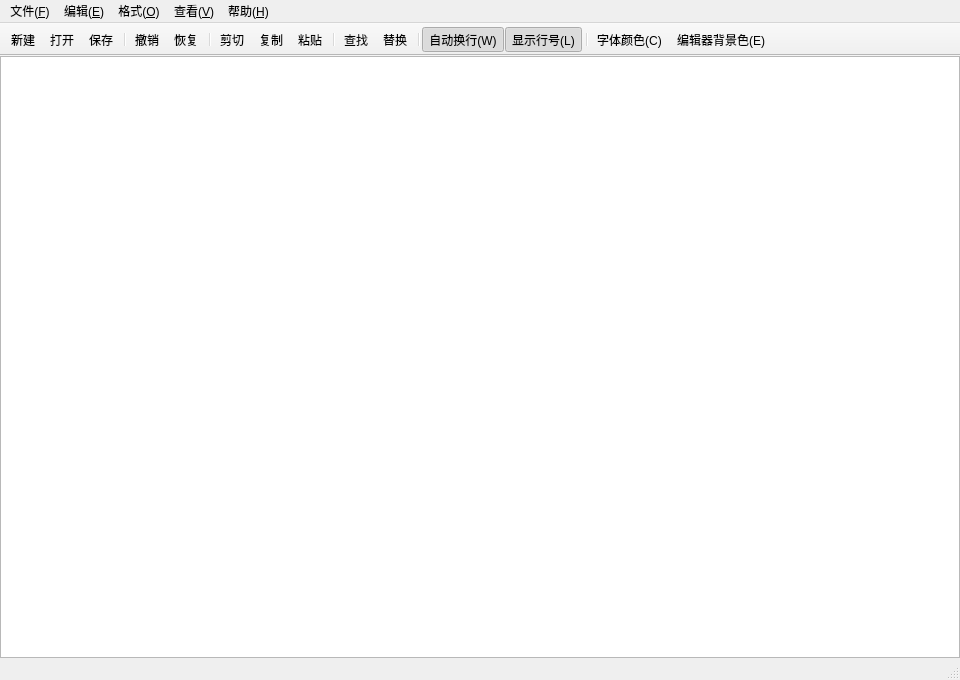
This is mainwindow.ui in 1aw-k/QT2 as Qt 5 draws it before an edit. The edited form follows.
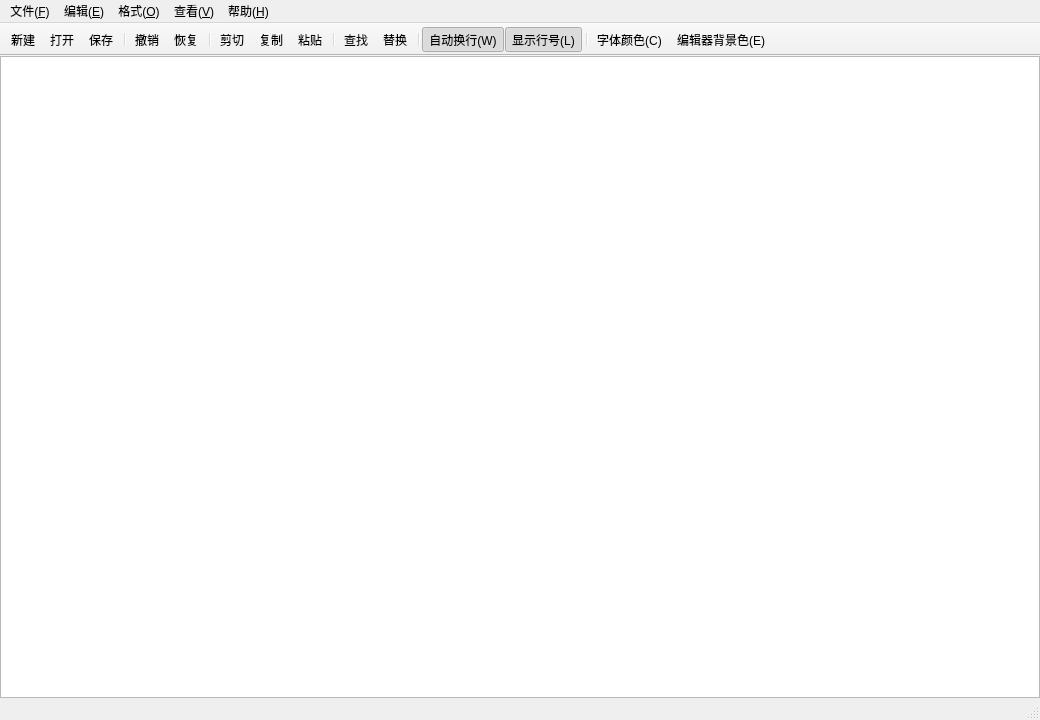
This is the edited form. Custom widgets are drawn as their Qt base class.

The edit to the form file:
```diff
--- a/mainwindow.ui
+++ b/mainwindow.ui
@@ -6,8 +6,8 @@
    <rect>
     <x>0</x>
     <y>0</y>
-    <width>960</width>
-    <height>680</height>
+    <width>1040</width>
+    <height>720</height>
    </rect>
   </property>
   <property name="windowTitle">
@@ -40,7 +40,7 @@
     <rect>
      <x>0</x>
      <y>0</y>
-     <width>960</width>
+     <width>1040</width>
      <height>26</height>
     </rect>
    </property>
```
